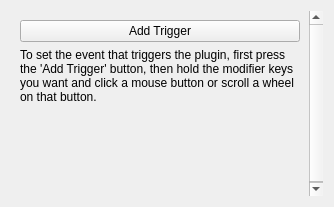
Old version of the form libs/plasmagenericshell/MousePlugins.ui in the repository mgottschlag/kwin-tiling.
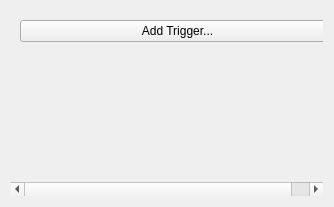
New version of the form. Custom widgets are drawn as their Qt base class.

Commit message: use tooltips. includes a fake-event hack to stop the tooltip from going away when the button is activated. also changed strings to use "action" instead of "plugin"

Patch:
```diff
--- a/libs/plasmagenericshell/MousePlugins.ui
+++ b/libs/plasmagenericshell/MousePlugins.ui
@@ -38,29 +38,19 @@
        <item row="0" column="0">
         <widget class="MouseInputButton" name="addButton">
          <property name="text">
-          <string>Add Trigger</string>
+          <string>Add Trigger...</string>
          </property>
         </widget>
        </item>
        <item row="1" column="0">
-        <widget class="QLabel" name="help">
-         <property name="text">
-          <string>To set the event that triggers the plugin, first press the 'Add Trigger' button, then hold the modifier keys you want and click a mouse button or scroll a wheel on that button.</string>
-         </property>
-         <property name="wordWrap">
-          <bool>true</bool>
-         </property>
-        </widget>
-       </item>
-       <item row="2" column="0">
         <spacer name="verticalSpacer">
          <property name="orientation">
           <enum>Qt::Vertical</enum>
          </property>
          <property name="sizeHint" stdset="0">
           <size>
-           <width>20</width>
-           <height>84</height>
+           <width>315</width>
+           <height>157</height>
           </size>
          </property>
         </spacer>
```
The commit also changes 3 other files.
